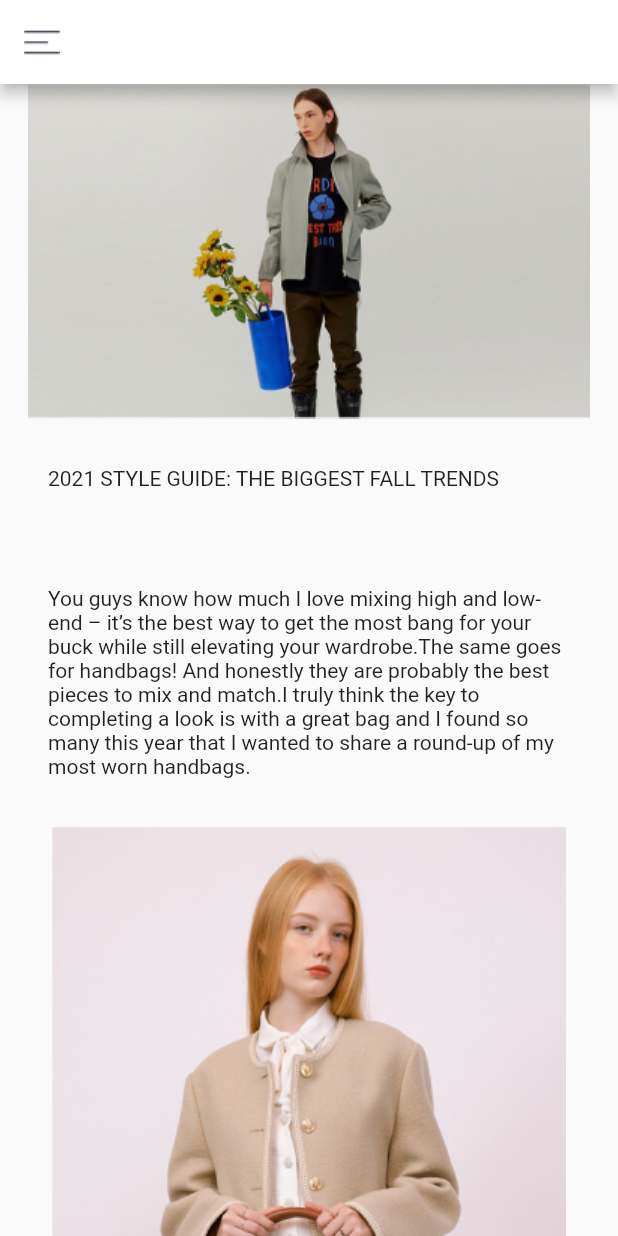
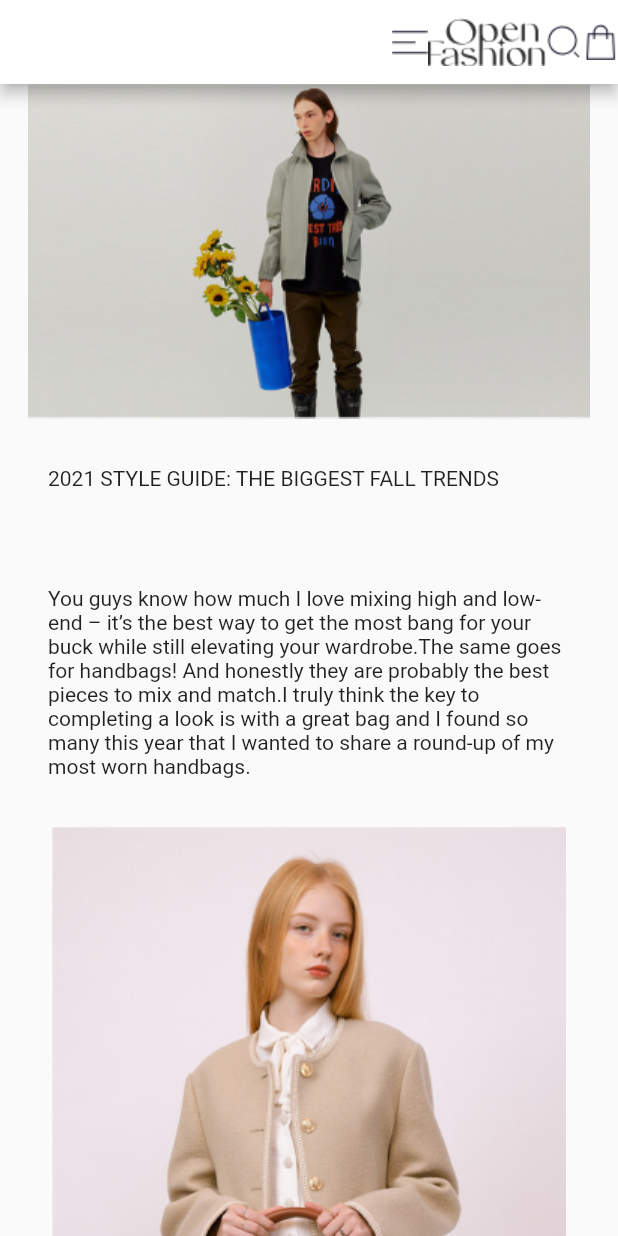
Before and after one commit to arodriguesdev01/IFSP, a Flutter app: the screen it shows after launch, on a phone screen of 412 x 824 dp. Run offline on Flutter 3.47's test engine with Material 2 defaults, Android fonts, the phone set to English and light mode, and no system bars.

Commit message:
Criação do header app. Falta dar espaçamento nos itens...

```diff
--- a/open_fashion_app/lib/main.dart
+++ b/open_fashion_app/lib/main.dart
@@ -79,3 +79,33 @@
     softWrap: true,
   ),
 );
+
+Widget headerSection = Row(
+  mainAxisAlignment: MainAxisAlignment.start,
+  children: <Widget> [
+    Image.asset(
+      'assets/menu_icon.png',
+       width: 24,
+       height: 25,
+       fit: BoxFit.none,
+    ),
+    Image.asset(
+      'assets/logo.png',
+       width: 79,
+       height: 32,
+       fit: BoxFit.none,
+    ),
+    Image.asset(
+      'assets/search_icon.png',
+       width: 24,
+       height: 24,
+       fit: BoxFit.none,
+    ),
+    Image.asset(
+      'assets/shopping_bag_icon.png',
+       width: 24,
+       height: 24,
+       fit: BoxFit.none,
+    ),
+  ],
+);
--- a/open_fashion_app/lib/pages/blog_post.dart
+++ b/open_fashion_app/lib/pages/blog_post.dart
@@ -8,7 +8,8 @@ class BlogPost extends StatelessWidget {
       appBar: AppBar(
         title: Text('Blog Post'),
         backgroundColor: Colors.white,
-        leading: Image.asset('assets/menu_icon.png'),
+        actions: [headerSection],
+        //leading: Image.asset('assets/menu_icon.png'),
       ),
       body: ListView(
         children: [
```
